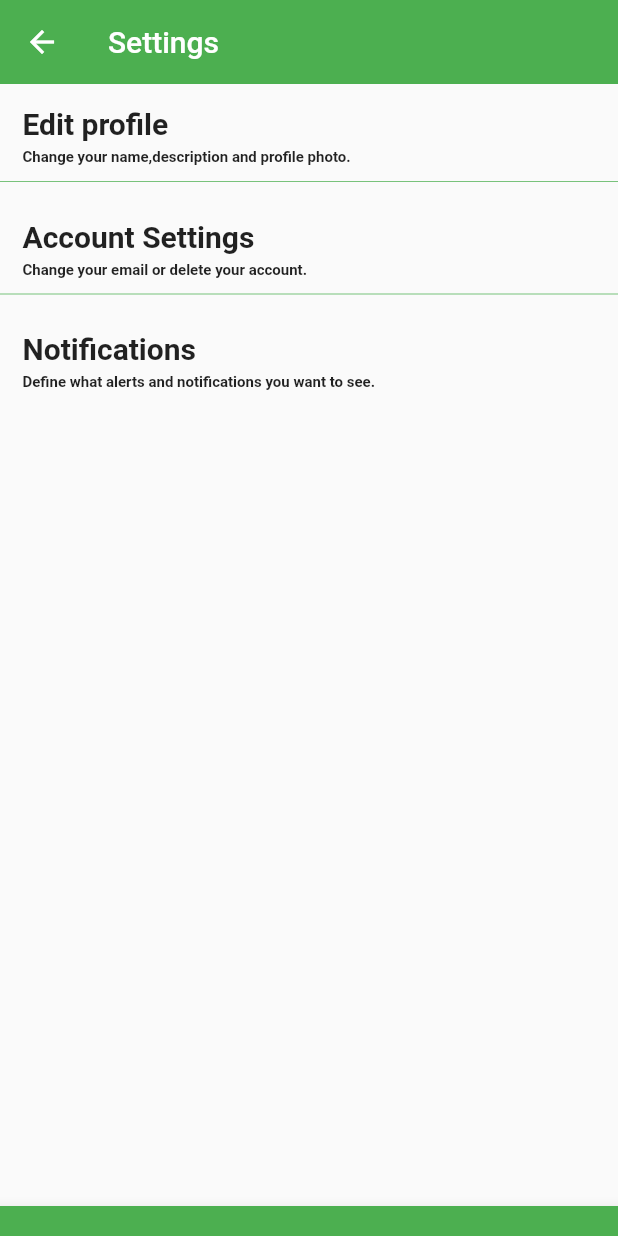
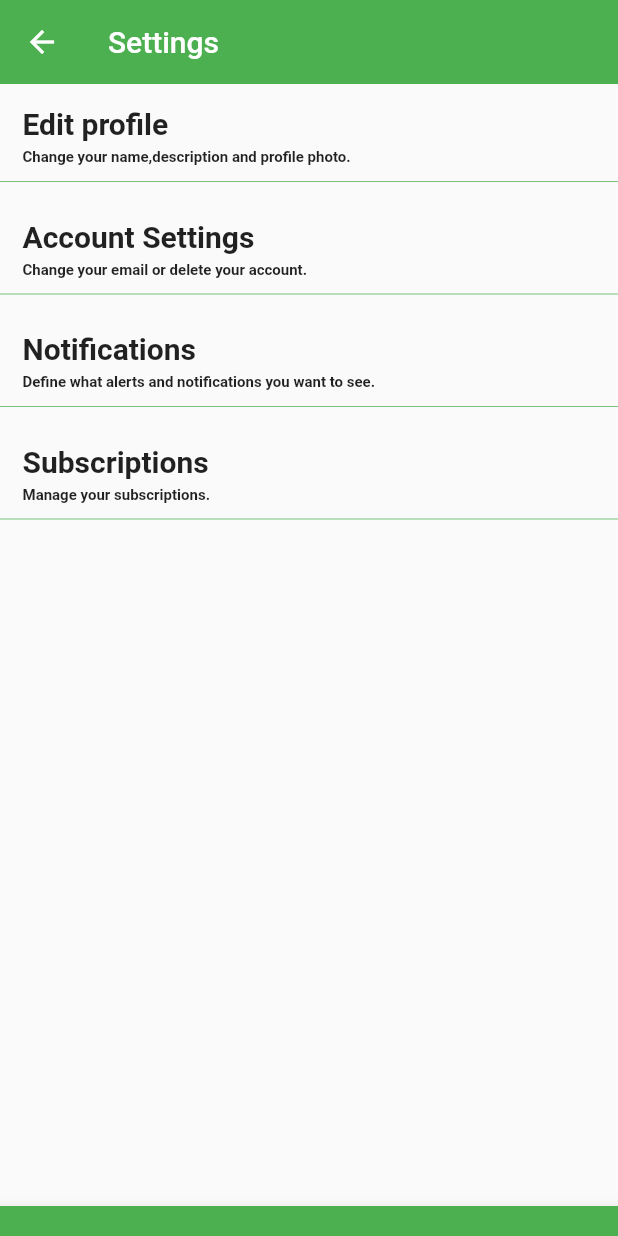
Before and after one commit to Festus1440/platebeacon_app, a Flutter app: the Home screen opened directly, in the side drawer, after a tap on "Settings", on a phone screen of 412 x 824 dp. Run offline on Flutter 3.47's test engine with Material 2 defaults, Android fonts, the phone set to English and light mode, and no system bars; our stand-ins replace cloud_firestore, firebase_auth, google_maps_flutter, location; missing offline and left inert: flutter_polyline_points, google_map_polyline; accounts and stored records are empty.

Commit message:
migrated subscription.dart to account

```diff
--- a/lib/RestaurantMain.dart
+++ b/lib/RestaurantMain.dart
@@ -249,15 +249,15 @@ class RestaurantState extends State<Home> {
                    // leading: Icon(Icons.event),
                    // title: Text("Events"),
                   //),
-                  ListTile(
-                    onTap: () {
-                      Navigator.of(context).pop();
-                      Navigator.push(context, MaterialPageRoute(
-                          builder: (context) => Subscriptions()));
-                    },
-                    leading: Icon(Icons.subscriptions),
-                    title: Text("Subscriptions"),
-                  ),
+                  //ListTile(
+                    //onTap: () {
+                     // Navigator.of(context).pop();
+                      //Navigator.push(context, MaterialPageRoute(
+                       //   builder: (context) => Subscriptions()));
+                    //},
+                    //leading: Icon(Icons.subscriptions),
+                   // title: Text("Subscriptions"),
+                  //),
                   Divider(
                     height: 15.0,
                     thickness: 0.5,
--- a/lib/restaurantsettings.dart
+++ b/lib/restaurantsettings.dart
@@ -5,6 +5,7 @@ import 'package:flutter/cupertino.dart';
 import 'package:flutterapp/restaurantBottomBar/restaurantAccount.dart';
 import 'package:cloud_firestore/cloud_firestore.dart';
 import 'package:flutterapp/restaurantDrawer/Notifications.dart';
+import 'package:flutterapp/restaurantDrawer/Subscriptions.dart';
 import 'ShelterDrawer/Notifications.dart';
 import 'accountsettings.dart';
 
@@ -188,7 +189,50 @@ class _RestaurantSettingsState extends State<RestaurantSettings> {
                   child: Text("Define what alerts and notifications you want to see.",style: TextStyle(
                     fontSize: 10.0,fontWeight:FontWeight.bold,
                   ),),
-                )
+                ),
+                Divider(
+                  height: 20.0,
+                  thickness: 0.5,
+                  color: mainColor,
+                  indent: 0.0,
+                  endIndent: 0.0,
+                ),
+                Column(
+                  children: <Widget>[
+                    Container(
+                      alignment: Alignment.topLeft,
+                      margin: EdgeInsets.only(top: 15.0, left: 15.0, right: 15.0),
+                      child: GestureDetector(
+                        child: Text("Subscriptions",style: TextStyle(fontSize: 20.0,fontWeight: FontWeight.bold,
+                        ),
+                        ),
+                        onTap: (){Navigator.push( context,
+                        MaterialPageRoute(builder:(context) => Subscriptions()));
+
+                        },
+
+
+
+    )
+    ),
+
+    ],
+                  ),
+                Container(
+                  alignment: Alignment.topLeft,
+                  padding: EdgeInsets.only(top: 5.0, left: 15.0),
+                  child: Text("Manage your subscriptions.",style: TextStyle(
+                    fontSize: 10.0,fontWeight:FontWeight.bold,
+                  ),),
+                ),
+                Divider(
+                  height: 20.0,
+                  thickness: 0.5,
+                  color: mainColor,
+                  indent: 0.0,
+                  endIndent: 0.0,
+                ),
+
 
 
               ],
```
